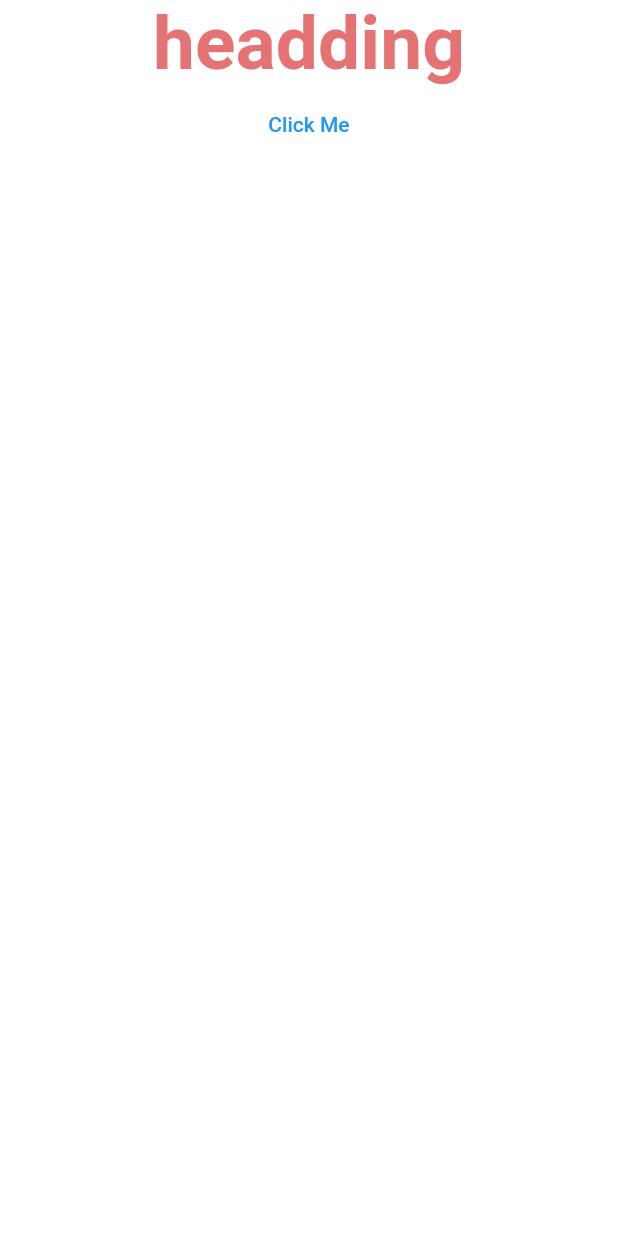
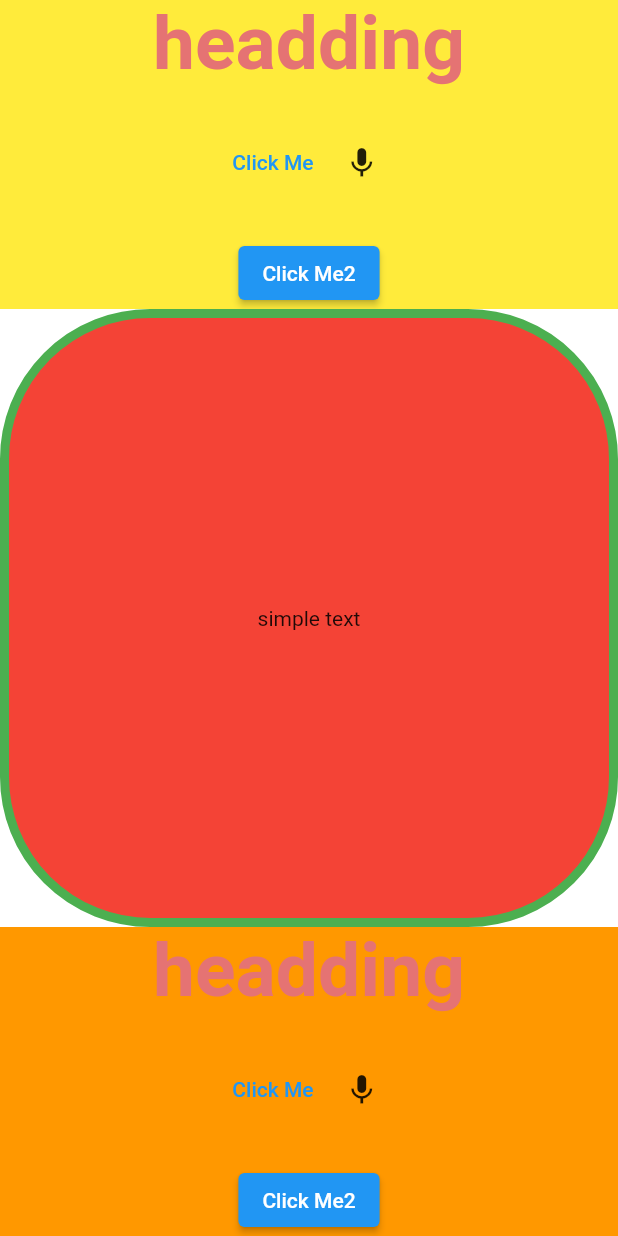
Before and after one commit to aruntr369/sample_Flutter_project, a Flutter app: the screen it shows after launch, on a phone screen of 412 x 824 dp. Run offline on Flutter 3.47's test engine with Material 2 defaults, Android fonts, the phone set to English and light mode, and no system bars.

Commit message:
container done

```diff
--- a/lib/main.dart
+++ b/lib/main.dart
@@ -19,18 +19,24 @@ class MyApp extends StatelessWidget {
 class HomeScreen extends StatelessWidget {
   const HomeScreen({Key? key}) : super(key: key);
 
-final String name ="headding";
+  final String name = "headding";
 
   @override
   Widget build(BuildContext context) {
     return Scaffold(
-        backgroundColor: Colors.white12,
+        backgroundColor: Colors.white,
         //appBar: AppBar(),
         body: SafeArea(
+            child: Column(
+          mainAxisAlignment: MainAxisAlignment.spaceBetween,
+          children: [
+            Expanded(
               child: Container(
-              width: double.infinity,
-              height: double.infinity,
-              child: Column(children: [
+                  color: Colors.yellow,
+                  child: Column(
+                    mainAxisAlignment: MainAxisAlignment.spaceBetween,
+                    crossAxisAlignment: CrossAxisAlignment.center,
+                    children: [
                       Text(
                         name,
                         textAlign: TextAlign.center,
@@ -39,11 +45,72 @@ final String name ="headding";
                             fontSize: 50,
                             fontWeight: FontWeight.bold),
                       ),
-              TextButton(onPressed: (){
-
-              }, child: Text('Click Me'),
+                      Row(
+                        mainAxisAlignment: MainAxisAlignment.center,
+                        children: [
+                          TextButton(
+                            onPressed: () {
+                              print('Text Button Clicked');
+                            },
+                            child: Text('Click Me'),
+                          ),
+                          IconButton(onPressed: () {}, icon: Icon(Icons.mic))
+                        ],
+                      ),
+                      ElevatedButton(
+                          onPressed: () {
+                            print('Elevated Button Clicked');
+                          },
+                          child: Text("Click Me2"))
+                    ],
+                  )),
+            ),
+            Expanded(
+                flex: 2,
+                child: Container(
+                  decoration: BoxDecoration(
+                    color: Colors.red,
+                    borderRadius: BorderRadius.circular(100),
+                    border: Border.all(color: Colors.green, width: 6),
+                  ),
+                  child: Center(child: Text('simple text')),
+                )),
+            Expanded(
+              child: Container(
+                  color: Colors.orange,
+                  child: Column(
+                    mainAxisAlignment: MainAxisAlignment.spaceBetween,
+                    crossAxisAlignment: CrossAxisAlignment.center,
+                    children: [
+                      Text(
+                        name,
+                        textAlign: TextAlign.center,
+                        style: TextStyle(
+                            color: Colors.red.shade300,
+                            fontSize: 50,
+                            fontWeight: FontWeight.bold),
+                      ),
+                      Row(
+                        mainAxisAlignment: MainAxisAlignment.center,
+                        children: [
+                          TextButton(
+                            onPressed: () {
+                              print('Text Button Clicked');
+                            },
+                            child: Text('Click Me'),
+                          ),
+                          IconButton(onPressed: () {}, icon: Icon(Icons.mic))
+                        ],
+                      ),
+                      ElevatedButton(
+                          onPressed: () {
+                            print('Elevated Button Clicked');
+                          },
+                          child: Text("Click Me2"))
+                    ],
+                  )),
             )
-              ],)
+          ],
         )));
   }
 }
```
Lines whose indentation alone changed are shown as unchanged.
